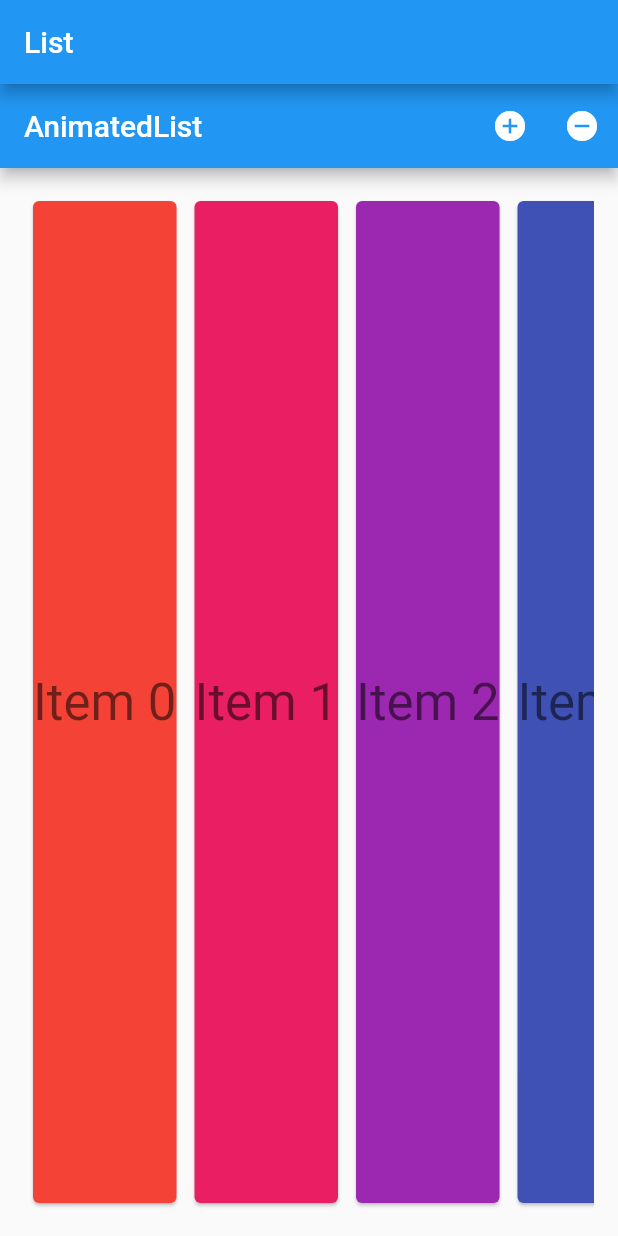
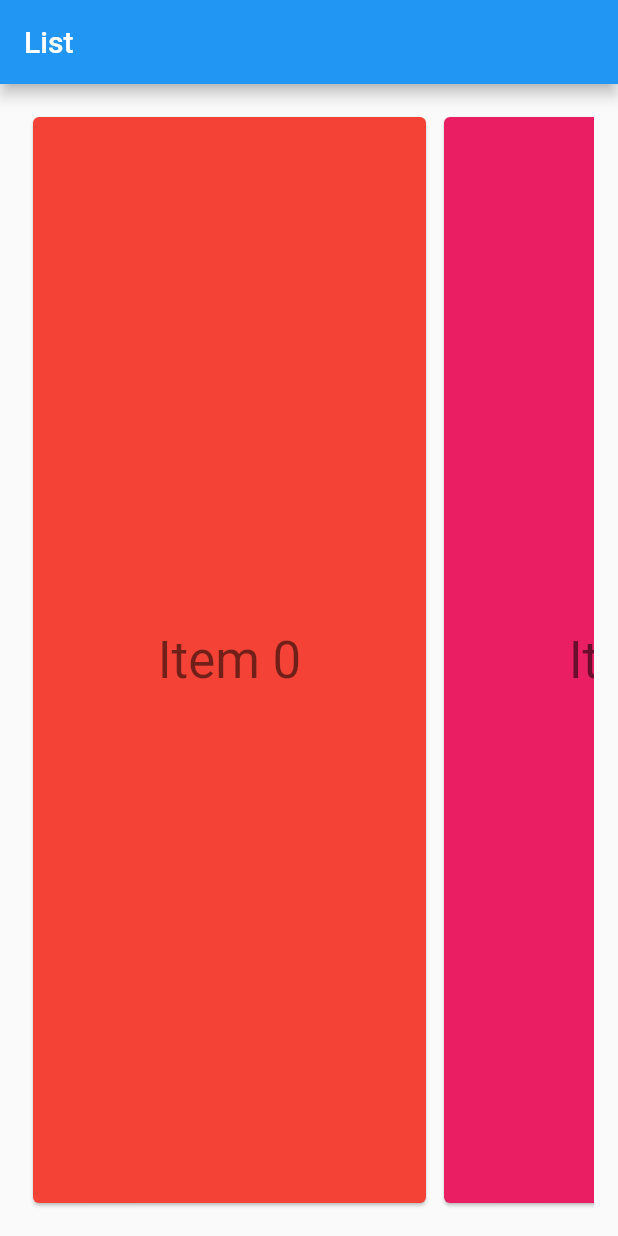
Before and after one commit to Joffrey2378/playground_app, a Flutter app: the screen it shows after launch, on a phone screen of 412 x 824 dp. Run offline on Flutter 3.47's test engine with Material 2 defaults, Android fonts, the phone set to English and light mode, and no system bars.

Commit message:
AnimatedList improvements

```diff
--- a/lib/animated_list.dart
+++ b/lib/animated_list.dart
@@ -17,15 +17,14 @@ class _AnimatedListSampleState extends State<AnimatedListSample> {
     super.initState();
     _list = ListModel<int>(
       listKey: _listKey,
-      initialItems: <int>[0, 1, 2, 4, 5, 6, 7],
+      initialItems: <int>[0, 1, 2, 3, 4, 5, 6, 7],
       removedItemBuilder: _buildRemovedItem,
     );
     _nextItem = 3;
   }
 
   // Used to build list items that haven't been removed.
-  Widget _buildItem(
-      BuildContext context, int index, Animation<double> animation) {
+  Widget _buildItem(BuildContext context, int index, Animation<double> animation) {
     return CardItem(
       animation: animation,
       item: _list[index],
@@ -38,6 +37,7 @@ class _AnimatedListSampleState extends State<AnimatedListSample> {
       onTap: () {
         setState(() {
           _selectedItem = _selectedItem == _list[index] ? null : _list[index];
+          _remove();
         });
       },
     );
@@ -48,12 +48,15 @@ class _AnimatedListSampleState extends State<AnimatedListSample> {
   // completed (even though it's gone as far this ListModel is concerned).
   // The widget will be used by the [AnimatedListState.removeItem] method's
   // [AnimatedListRemovedItemBuilder] parameter.
-  Widget _buildRemovedItem(
-      int item, BuildContext context, Animation<double> animation) {
+  Widget _buildRemovedItem(int item, BuildContext context, Animation<double> animation) {
     return CardItem(
       animation: animation,
       item: item,
-//      offset: offset.lerp(0.0, 1.0, animation.value),
+      onDismiss: () {
+        setState(() {
+          _list.removeAt(item);
+        });
+      },
       selected: false,
       // No gesture detector here: we don't want removed items to be interactive.
     );
@@ -61,8 +64,7 @@ class _AnimatedListSampleState extends State<AnimatedListSample> {
 
   // Insert the "next item" into the list model.
   void _insert() {
-    final int index =
-        _selectedItem == null ? _list.length : _list.indexOf(_selectedItem);
+    final int index = _selectedItem == null ? _list.length : _list.indexOf(_selectedItem);
     _list.insert(index, _nextItem++);
   }
 
@@ -80,24 +82,10 @@ class _AnimatedListSampleState extends State<AnimatedListSample> {
   Widget build(BuildContext context) {
     return MaterialApp(
       home: Scaffold(
-        appBar: AppBar(
-          title: const Text('AnimatedList'),
-          actions: <Widget>[
-            IconButton(
-              icon: const Icon(Icons.add_circle),
-              onPressed: _insert,
-              tooltip: 'insert a new item',
-            ),
-            IconButton(
-              icon: const Icon(Icons.remove_circle),
-              onPressed: _remove,
-              tooltip: 'remove the selected item',
-            ),
-          ],
-        ),
         body: Padding(
           padding: const EdgeInsets.all(16.0),
           child: AnimatedList(
+  //            physics: ScrollPhysics(parent: PageScrollPhysics()),
             scrollDirection: Axis.horizontal,
             key: _listKey,
             initialItemCount: _list.length,
@@ -182,8 +170,6 @@ class CardItem extends StatelessWidget {
   @override
   Widget build(BuildContext context) {
     TextStyle textStyle = Theme.of(context).textTheme.display1;
-    if (selected)
-      textStyle = textStyle.copyWith(color: Colors.lightGreenAccent[400]);
     return Dismissible(
       onDismissed: (direction) {
         onDismiss();
@@ -193,12 +179,13 @@ class CardItem extends StatelessWidget {
       child: Padding(
         padding: const EdgeInsets.all(2.0),
         child: SlideTransition(
-          position: animation
-              .drive(Tween(begin: Offset(0.0, -1.0), end: Offset(0.0, 0.0))),
+          position:
+              animation.drive(Tween(begin: Offset(0.0, -1.0), end: Offset(0.0, 0.0))),
           child: GestureDetector(
             behavior: HitTestBehavior.opaque,
             onTap: onTap,
             child: SizedBox(
+              width: 270.0,
               height: 128.0,
               child: Card(
                 color: Colors.primaries[item % Colors.primaries.length],
```
